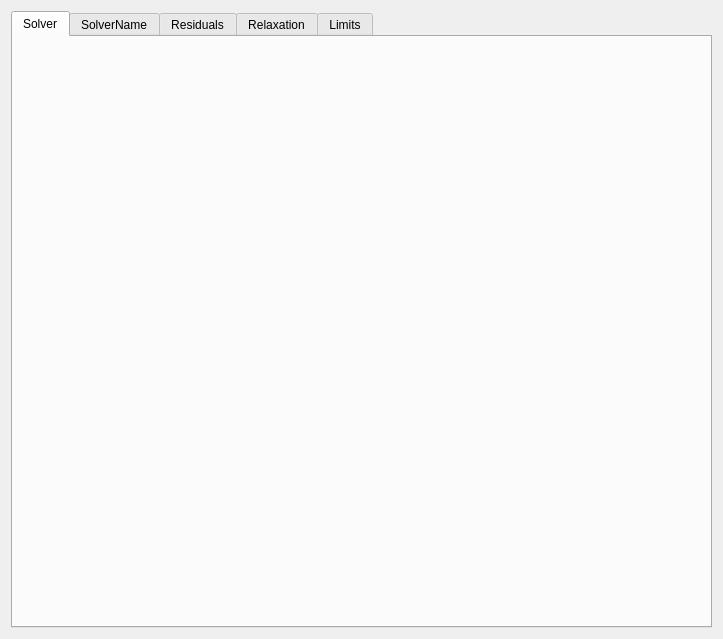
The window that GUIDialog/GUICalculateDialog/SolutionWidget.ui (eeaapp6/AppFlow-Agent) describes before a commit, drawn with Qt 5.
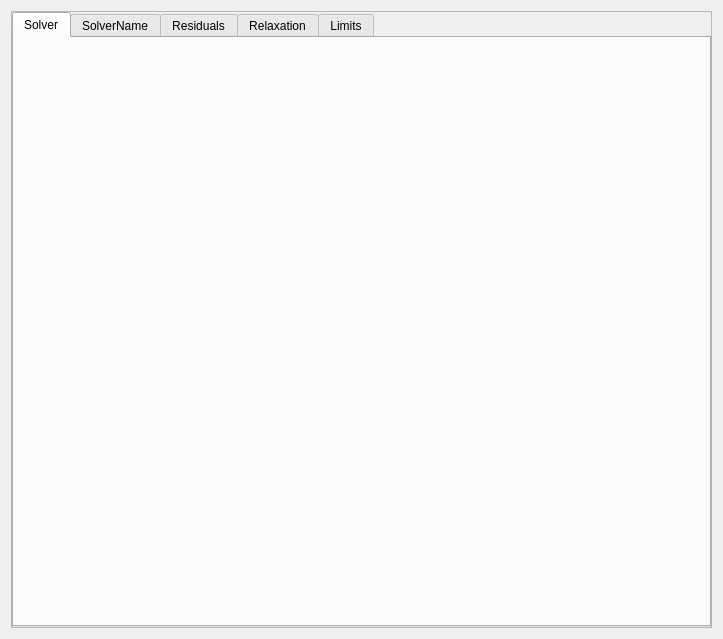
The same window after the commit.

Commit message: 离散界面布局部分添加

Diff of the .ui file:
```diff
--- a/GUIDialog/GUICalculateDialog/SolutionWidget.ui
+++ b/GUIDialog/GUICalculateDialog/SolutionWidget.ui
@@ -15,6 +15,33 @@
   </property>
   <layout class="QGridLayout" name="gridLayout">
    <item row="0" column="0">
+    <widget class="QScrollArea" name="scrollArea">
+     <property name="widgetResizable">
+      <bool>true</bool>
+     </property>
+     <widget class="QWidget" name="scrollAreaWidgetContents">
+      <property name="geometry">
+       <rect>
+        <x>0</x>
+        <y>0</y>
+        <width>703</width>
+        <height>619</height>
+       </rect>
+      </property>
+      <layout class="QGridLayout" name="gridLayout_2">
+       <property name="leftMargin">
+        <number>0</number>
+       </property>
+       <property name="topMargin">
+        <number>0</number>
+       </property>
+       <property name="rightMargin">
+        <number>0</number>
+       </property>
+       <property name="bottomMargin">
+        <number>0</number>
+       </property>
+       <item row="0" column="0">
     <widget class="QTabWidget" name="tabWidget">
      <property name="currentIndex">
       <number>0</number>
@@ -43,6 +70,10 @@
       <attribute name="title">
        <string>Limits</string>
       </attribute>
+         </widget>
+        </widget>
+       </item>
+      </layout>
      </widget>
     </widget>
    </item>
```
Lines whose indentation alone changed are shown as unchanged. The commit also changes 4 other files.
